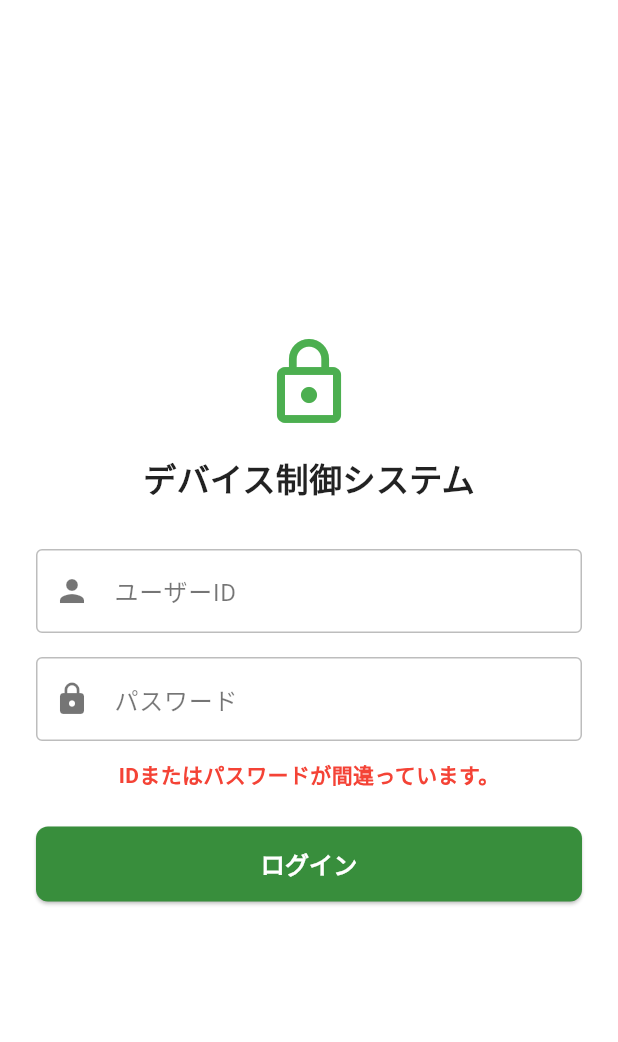
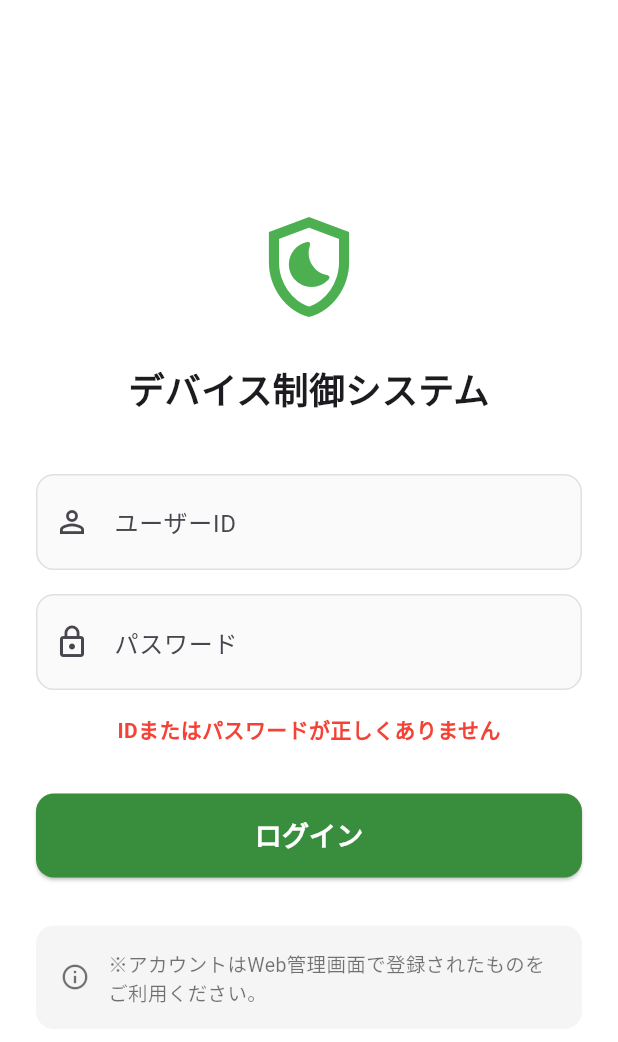
Before and after one commit to shingaki00/vision_assist, a Flutter app: the screen it shows after launch, after a tap on "ログイン", on a phone screen of 412 x 824 dp. Shown: the top 1042 px of the screen. Run offline on Flutter 3.47's test engine with Material 3 defaults, Android fonts, the phone set to English and light mode, and no system bars; our stand-ins replace battery_plus, flutter_tts, geolocator.

Commit message:
説明文追加

```diff
--- a/mobile_app/lib/views/login_page.dart
+++ b/mobile_app/lib/views/login_page.dart
@@ -18,31 +18,21 @@ class _LoginPageState extends State<LoginPage> {
 
   void _login() async {
     if (_isLoading) return;
-
     setState(() {
       _isLoading = true;
       _errorMessage = "";
     });
 
-    // 入力された文字を取得
     final id = _idController.text.trim();
     final password = _passwordController.text.trim();
-
-    // AuthServiceを呼び出してチェック
     bool success = await _authService.login(id, password);
 
     setState(() => _isLoading = false);
 
     if (success && mounted) {
-      // ログイン成功したら制御パネルへ
-      Navigator.pushReplacement(
-        context,
-        MaterialPageRoute(builder: (_) => const HomePage())
-      );
+      Navigator.pushReplacement(context, MaterialPageRoute(builder: (_) => const HomePage()));
     } else if (mounted) {
-      setState(() {
-        _errorMessage = "IDまたはパスワードが間違っています。";
-      });
+      setState(() => _errorMessage = "IDまたはパスワードが正しくありません");
     }
   }
 
@@ -55,78 +45,89 @@ class _LoginPageState extends State<LoginPage> {
 
   @override
   Widget build(BuildContext context) {
+    // 入力欄の共通スタイル（スマホ向け）
+    final inputDecoration = InputDecoration(
+      filled: true,
+      fillColor: Colors.grey[50],
+      contentPadding: const EdgeInsets.symmetric(vertical: 20, horizontal: 16),
+      labelStyle: const TextStyle(fontSize: 16),
+      enabledBorder: OutlineInputBorder(borderRadius: BorderRadius.circular(12), borderSide: BorderSide(color: Colors.grey[300]!)),
+      focusedBorder: OutlineInputBorder(borderRadius: BorderRadius.circular(12), borderSide: const BorderSide(color: Colors.green, width: 2)),
+    );
+
     return Scaffold(
-      // 全体を元の黒・ダーク系の背景に統一
       backgroundColor: Colors.white,
-      body: Center(
+      body: SafeArea(
+        child: Center(
           child: SingleChildScrollView(
-          padding: const EdgeInsets.all(24.0),
+            padding: const EdgeInsets.symmetric(horizontal: 24.0),
             child: Column(
-            mainAxisAlignment: MainAxisAlignment.center,
               children: [
-              const Icon(Icons.lock_outline, color: Colors.green, size: 64),
-              const SizedBox(height: 16),
-              const Text(
-                'デバイス制御システム',
-                style: TextStyle(color: Colors.black87, fontSize: 22, fontWeight: FontWeight.bold),
-              ),
-              const SizedBox(height: 32),
+                const Icon(Icons.shield_moon_outlined, color: Colors.green, size: 80),
+                const SizedBox(height: 24),
+                const Text('デバイス制御システム', style: TextStyle(fontSize: 24, fontWeight: FontWeight.bold)),
+                const SizedBox(height: 40),
 
-              // ID入力欄
                 TextField(
                   controller: _idController,
-                style: const TextStyle(color: Colors.black87), // 入力文字を白に
-                decoration: InputDecoration(
-                  labelText: 'ユーザーID',
-                  labelStyle: const TextStyle(color: Colors.black54),
-                  enabledBorder: const OutlineInputBorder(borderSide: BorderSide(color: Colors.black26)),
-                  focusedBorder: const OutlineInputBorder(borderSide: BorderSide(color: Colors.green)),
-                  prefixIcon: const Icon(Icons.person, color: Colors.black54),
-                ),
+                  decoration: inputDecoration.copyWith(labelText: 'ユーザーID', prefixIcon: const Icon(Icons.person_outline)),
                 ),
                 const SizedBox(height: 16),
-
-              // パスワード入力欄
                 TextField(
                   controller: _passwordController,
                   obscureText: true,
-                style: const TextStyle(color: Colors.black87), // 入力文字を白に
-                decoration: InputDecoration(
-                  labelText: 'パスワード',
-                  labelStyle: const TextStyle(color: Colors.black54),
-                  enabledBorder: const OutlineInputBorder(borderSide: BorderSide(color: Colors.black26)),
-                  focusedBorder: const OutlineInputBorder(borderSide: BorderSide(color: Colors.green)),
-                  prefixIcon: const Icon(Icons.lock, color: Colors.black54),
+                  decoration: inputDecoration.copyWith(labelText: 'パスワード', prefixIcon: const Icon(Icons.lock_outline)),
                 ),
-              ),
-              const SizedBox(height: 12),
 
-              // エラーメッセージ表示
-              if (_errorMessage.isNotEmpty)
-                Text(_errorMessage, style: const TextStyle(color: Colors.red, fontWeight: FontWeight.bold)),
+                if (_errorMessage.isNotEmpty) ...[
+                  const SizedBox(height: 16),
+                  Text(_errorMessage, style: const TextStyle(color: Colors.red, fontWeight: FontWeight.w600)),
+                ],
 
-              const SizedBox(height: 24),
+                const SizedBox(height: 32),
 
-              // ログインボタン
                 SizedBox(
                   width: double.infinity,
-                height: 50,
-                child: _isLoading
-                  ? const Center(child: CircularProgressIndicator(color: Colors.green))
-                  : ElevatedButton(
+                  height: 56,
+                  child: ElevatedButton(
                     onPressed: _login,
                     style: ElevatedButton.styleFrom(
                       backgroundColor: Colors.green[700],
-                        foregroundColor: Colors.white,
-                        shape: RoundedRectangleBorder(borderRadius: BorderRadius.circular(8)),
+                      shape: RoundedRectangleBorder(borderRadius: BorderRadius.circular(12)),
                     ),
-                      child: const Text('ログイン', style: TextStyle(fontSize: 16, fontWeight: FontWeight.bold)),
+                    child: _isLoading
+                        ? const CircularProgressIndicator(color: Colors.white)
+                        : const Text('ログイン', style: TextStyle(fontSize: 18, color: Colors.white, fontWeight: FontWeight.bold)),
+                  ),
+                ),
+
+                const SizedBox(height: 32),
+
+                // スマホで見やすい注釈エリア
+                Container(
+                  padding: const EdgeInsets.all(16),
+                  decoration: BoxDecoration(
+                    color: Colors.grey[100],
+                    borderRadius: BorderRadius.circular(12),
+                  ),
+                  child: Row(
+                    children: [
+                      const Icon(Icons.info_outline, size: 20, color: Colors.black54),
+                      const SizedBox(width: 12),
+                      const Expanded(
+                        child: Text(
+                          '※アカウントはWeb管理画面で登録されたものをご利用ください。',
+                          style: TextStyle(color: Colors.black54, fontSize: 13, height: 1.4),
+                        ),
+                      ),
+                    ],
                   ),
                 ),
               ],
             ),
           ),
         ),
+      ),
     );
   }
 }
```
Lines whose indentation alone changed are shown as unchanged.
